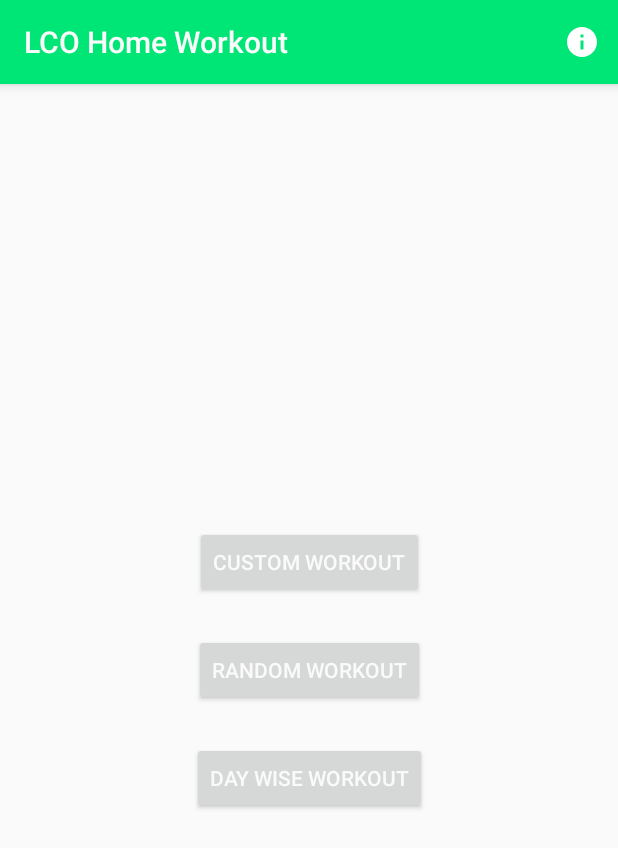
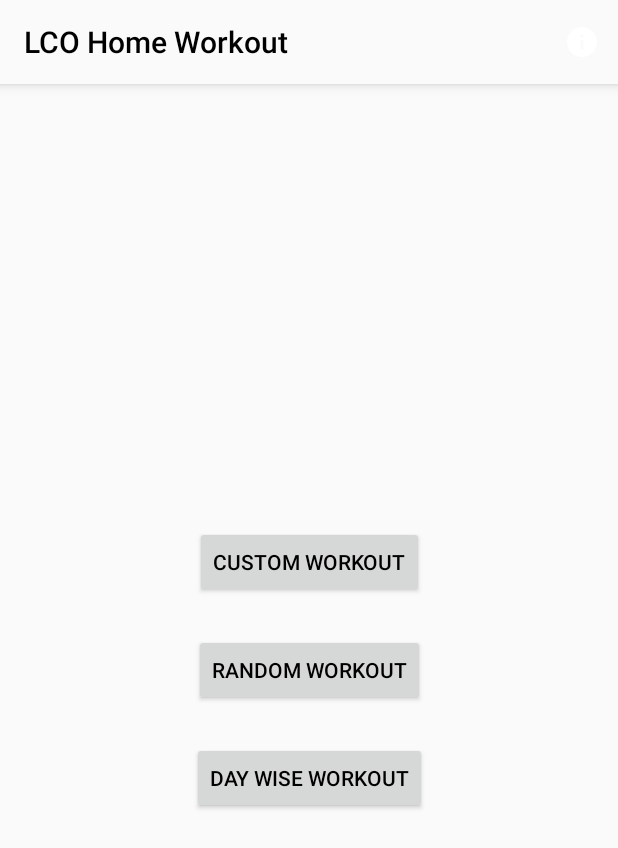
Before and after one commit to ZainAli-art/LCO-Home-Workout, an Android app: the screen it shows after launch (MainActivity), on a phone screen of 412 x 824 dp. Shown: the top 848 px of the screen. Run offline under Robolectric (Android 15) with nearby library versions, the phone set to English and light mode, and no system bars; our stand-ins replace navigation-ui.

Commit message:
Update colors.xml

```diff
--- a/app/src/main/res/values/colors.xml
+++ b/app/src/main/res/values/colors.xml
@@ -1,11 +1,11 @@
 <!--?xml version="1.0" encoding="UTF-8"?-->
 <resources>
-  <color name="primaryColor">#00e676</color>
-  <color name="primaryLightColor">#66ffa6</color>
-  <color name="primaryDarkColor">#00b248</color>
-  <color name="secondaryColor">#ff6d00</color>
-  <color name="secondaryLightColor">#ff9e40</color>
-  <color name="secondaryDarkColor">#c43c00</color>
-  <color name="primaryTextColor">#fafafa</color>
-  <color name="secondaryTextColor">#000000</color>
+  <color name="primaryColor">#fafafa</color>
+  <color name="primaryLightColor">#ffffff</color>
+  <color name="primaryDarkColor">#c7c7c7</color>
+  <color name="secondaryColor">#ab47bc</color>
+  <color name="secondaryLightColor">#df78ef</color>
+  <color name="secondaryDarkColor">#790e8b</color>
+  <color name="primaryTextColor">#000000</color>
+  <color name="secondaryTextColor">#ffffff</color>
 </resources>
```
